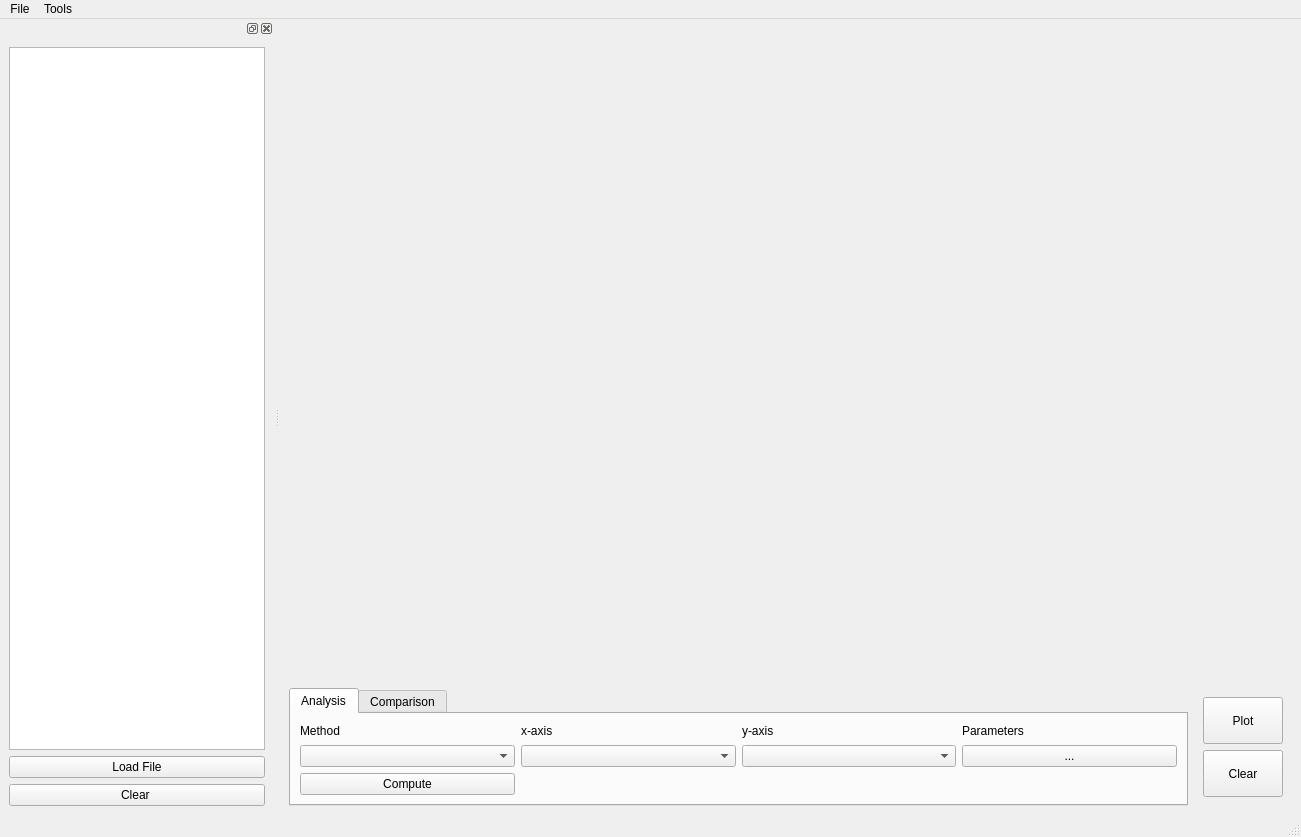
The window that ThermalConductivity/Gui/__designer/dataviewer_style.ui (a-dumont/Conductivite_Thermique) describes before a commit, drawn with Qt 5.
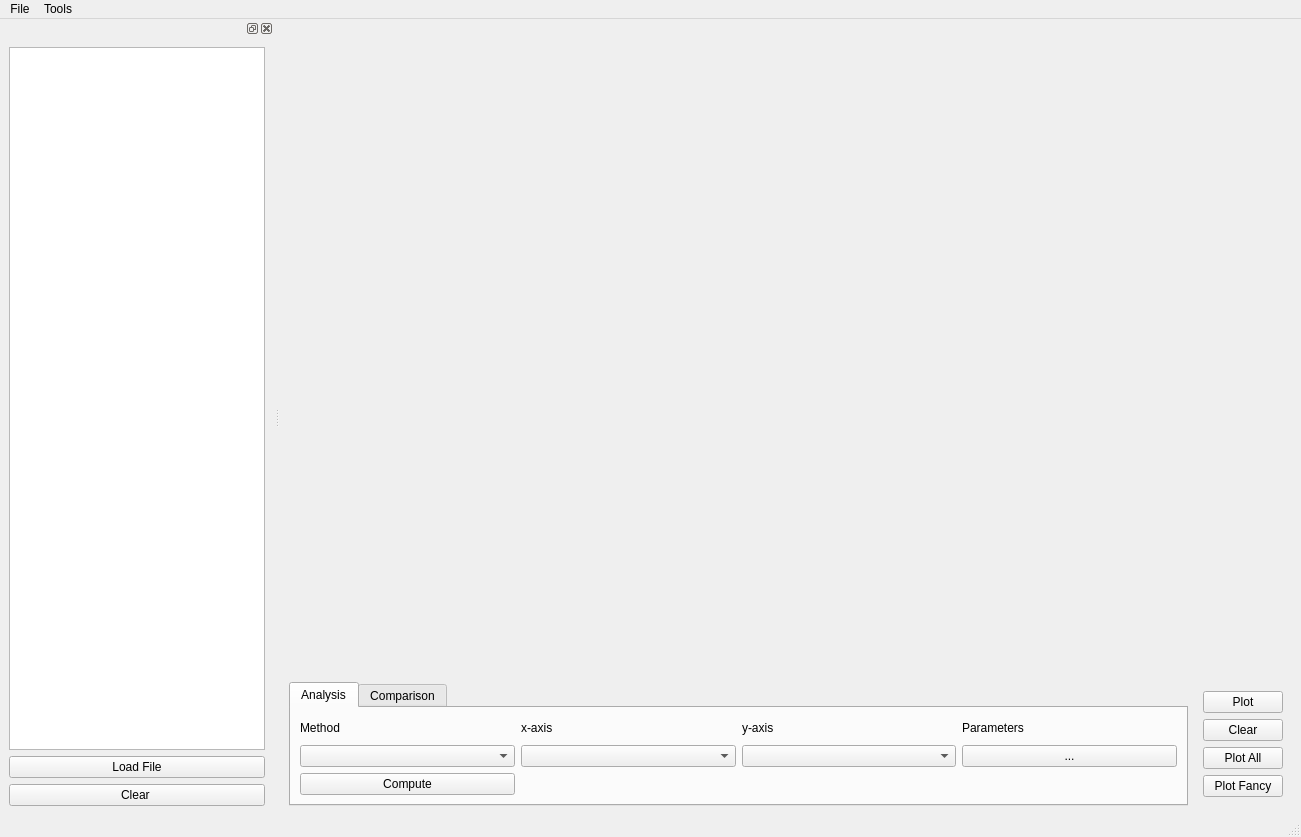
The same window after the commit. Custom widgets are drawn as their Qt base class.

Commit message: Tried to add support for Plot_all and Plot_fancy

Patch:
```diff
--- a/ThermalConductivity/Gui/__designer/dataviewer_style.ui
+++ b/ThermalConductivity/Gui/__designer/dataviewer_style.ui
@@ -340,6 +340,20 @@
               </property>
              </widget>
             </item>
+            <item>
+             <widget class="QPushButton" name="pushButtonPlotAll">
+              <property name="text">
+               <string>Plot All</string>
+              </property>
+             </widget>
+            </item>
+            <item>
+             <widget class="QPushButton" name="pushButtonPlotFancy">
+              <property name="text">
+               <string>Plot Fancy</string>
+              </property>
+             </widget>
+            </item>
            </layout>
           </item>
          </layout>
```
The commit also changes 3 other files.
